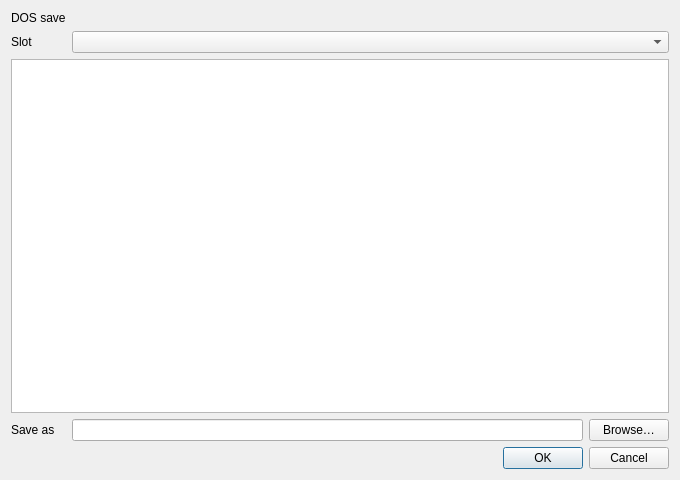
malcyon/wish, file editor/dosimport.ui: the form before one commit.
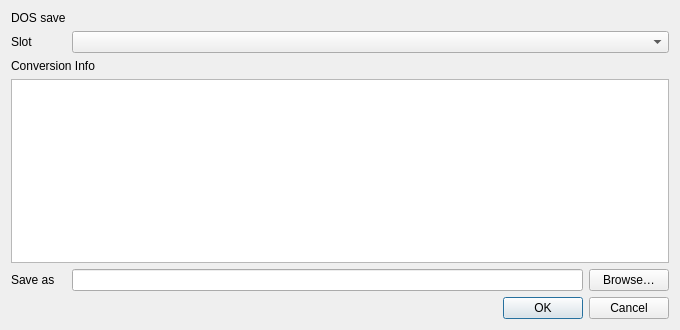
The form after the commit.

Commit message:
Store the twenty-six numbers that turn a DOS portrait choice into C64 art, so a conversion needs no game disk to give a character his own face (#131)
Claude-Session: https://claude.ai/code/session_01Xw5tLRgiZMvh9CJepiyhKQ

Patch:
```diff
--- a/editor/dosimport.ui
+++ b/editor/dosimport.ui
@@ -7,7 +7,7 @@
     <x>0</x>
     <y>0</y>
     <width>680</width>
-    <height>480</height>
+    <height>330</height>
    </rect>
   </property>
   <property name="windowTitle">
@@ -37,20 +37,27 @@
       <widget class="QComboBox" name="dos_slot"/>
      </item>
      <item row="2" column="0" colspan="2">
+      <widget class="QLabel" name="label_report">
+       <property name="text">
+        <string>Conversion Info</string>
+       </property>
+      </widget>
+     </item>
+     <item row="3" column="0" colspan="2">
       <widget class="QPlainTextEdit" name="dos_report">
        <property name="readOnly">
         <bool>true</bool>
        </property>
       </widget>
      </item>
-     <item row="3" column="0">
+     <item row="4" column="0">
       <widget class="QLabel" name="label_destination">
        <property name="text">
         <string>Save as</string>
        </property>
       </widget>
      </item>
-     <item row="3" column="1">
+     <item row="4" column="1">
       <layout class="QHBoxLayout" name="where" stretch="1,0">
        <item>
         <widget class="QLineEdit" name="dos_destination"/>
```
The commit also changes 17 other files.
